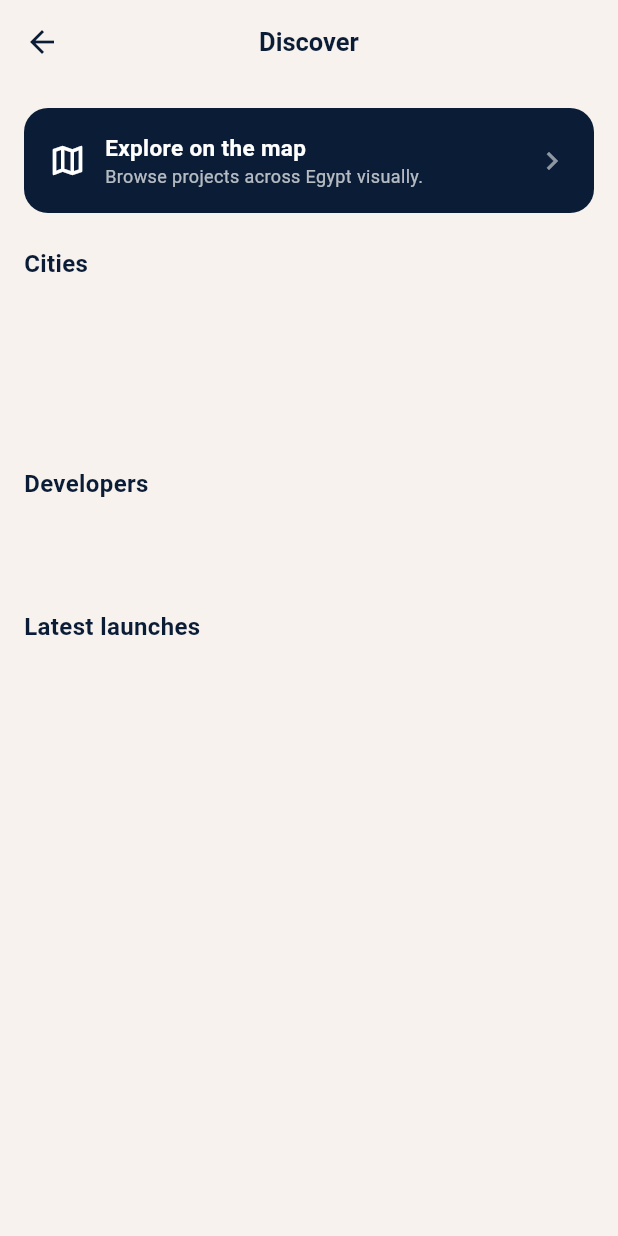
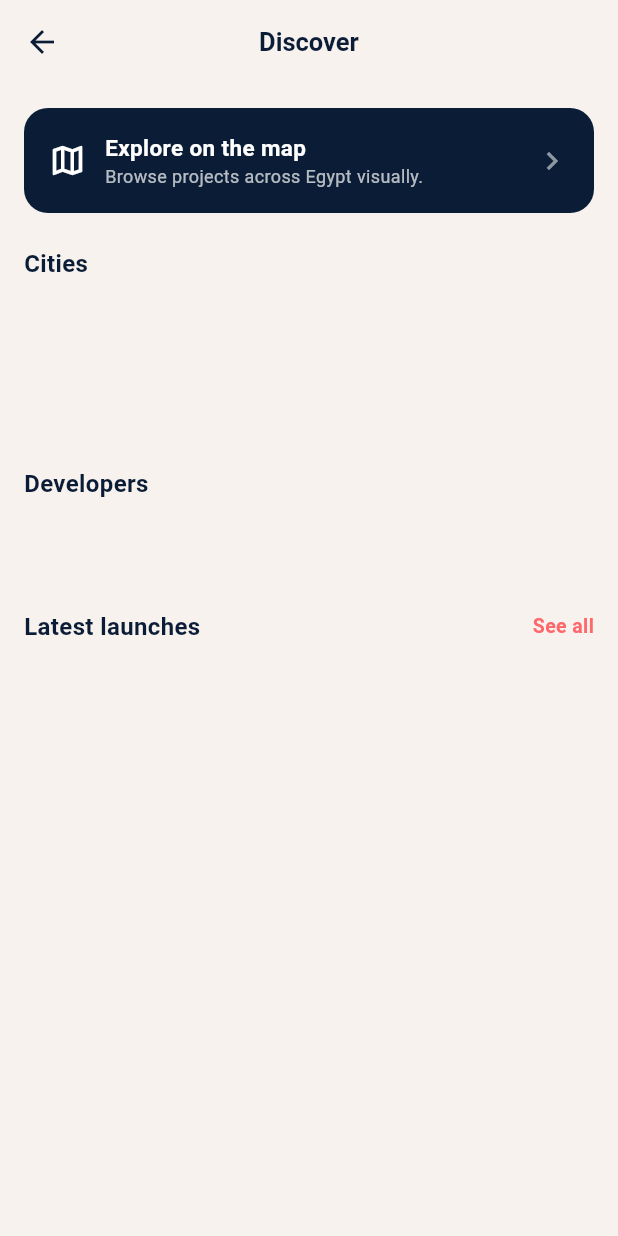
Before and after one commit to alialielkhayat246-a11y/Homzy, a Flutter app: the screen it shows once a user with an empty profile is signed in, item 2 of the bottom bar chosen, after a tap on the "explore" icon, on a phone screen of 412 x 824 dp. Run offline on Flutter 3.47's test engine with Material 3 defaults, Android fonts, the phone set to English and light mode, and no system bars; our stand-ins replace flutter_map, google_fonts, image_picker, latlong2, shared_preferences, supabase_flutter; accounts and stored records are empty; network calls fail; Roboto replaces fonts that are missing (Cairo).

Commit message:
Launches & offers feed: brokers post launches/offers, everyone sees them
- New launches table (RLS: brokers insert, public reads active) + LaunchService.
- Launches & offers screen (feed cards with image, kind badge, details link);
  brokers get an "add launch/offer" form with image upload.
- Discover's launches row now shows the curated feed (falls back to newest
  projects when empty) with a "see all"; also linked from the More menu.

Co-Authored-By: Claude Opus 4.8 <noreply@anthropic.com>

```diff
--- a/mobile/lib/i18n.dart
+++ b/mobile/lib/i18n.dart
@@ -235,6 +235,24 @@ const Map<String, Map<String, String>> _strings = {
   'disc_launches': {'en': 'Latest launches', 'ar': 'أحدث اللانشات'},
   'disc_projects': {'en': 'projects', 'ar': 'مشروع'},
   'disc_units': {'en': 'units', 'ar': 'وحدة'},
+  'see_all': {'en': 'See all', 'ar': 'الكل'},
+
+  // Launches & offers
+  'launches_title': {'en': 'Launches & offers', 'ar': 'لانشات وعروض'},
+  'add_launch': {'en': 'Add launch / offer', 'ar': 'أضف لانش / عرض'},
+  'kind_launch': {'en': 'Launch', 'ar': 'لانش'},
+  'kind_offer': {'en': 'Offer', 'ar': 'عرض'},
+  'launch_title_field': {'en': 'Title', 'ar': 'العنوان'},
+  'launch_developer': {'en': 'Developer', 'ar': 'المطوّر'},
+  'launch_project': {'en': 'Project', 'ar': 'المشروع'},
+  'launch_desc': {'en': 'Details', 'ar': 'التفاصيل'},
+  'launch_link': {'en': 'Link (optional)', 'ar': 'رابط (اختياري)'},
+  'launch_publish': {'en': 'Publish', 'ar': 'نشر'},
+  'view_details': {'en': 'View details', 'ar': 'التفاصيل'},
+  'no_launches': {
+    'en': 'No launches or offers yet.',
+    'ar': 'مفيش لانشات أو عروض لسه.'
+  },
 
   // Valuation
   'val_title': {'en': 'Property valuation', 'ar': 'تقييم عقار'},
--- a/mobile/lib/screens/discover_screen.dart
+++ b/mobile/lib/screens/discover_screen.dart
@@ -2,7 +2,9 @@ import 'package:flutter/material.dart';
 
 import '../i18n.dart';
 import '../services/catalog_service.dart';
+import '../services/launch_service.dart';
 import '../theme.dart';
+import 'launches_screen.dart';
 import 'map_screen.dart';
 import 'project_detail_screen.dart';
 import 'projects_screen.dart';
@@ -19,6 +21,7 @@ class _DiscoverScreenState extends State<DiscoverScreen> {
   List<CityCount> _cities = [];
   List<DeveloperCount> _devs = [];
   List<Project> _launches = [];
+  List<Launch> _feed = [];
 
   @override
   void initState() {
@@ -28,6 +31,9 @@ class _DiscoverScreenState extends State<DiscoverScreen> {
     c.developers().then((v) => mounted ? setState(() => _devs = v) : null);
     c.projects().then((v) =>
         mounted ? setState(() => _launches = v.take(12).toList()) : null);
+    LaunchService.instance
+        .list(limit: 12)
+        .then((v) => mounted ? setState(() => _feed = v) : null);
   }
 
   void _open(Widget s) =>
@@ -98,10 +104,19 @@ class _DiscoverScreenState extends State<DiscoverScreen> {
             ),
           ),
 
-          _sectionTitle(tr('disc_launches')),
+          _sectionTitle(tr('disc_launches'),
+              onSeeAll: () => _open(const LaunchesScreen())),
           SizedBox(
             height: 168,
-            child: ListView.separated(
+            child: _feed.isNotEmpty
+                ? ListView.separated(
+                    scrollDirection: Axis.horizontal,
+                    padding: const EdgeInsets.symmetric(horizontal: 16),
+                    itemCount: _feed.length,
+                    separatorBuilder: (_, __) => const SizedBox(width: 10),
+                    itemBuilder: (context, i) => _feedCard(_feed[i]),
+                  )
+                : ListView.separated(
                     scrollDirection: Axis.horizontal,
                     padding: const EdgeInsets.symmetric(horizontal: 16),
                     itemCount: _launches.length,
@@ -115,10 +130,68 @@ class _DiscoverScreenState extends State<DiscoverScreen> {
     );
   }
 
-  Widget _sectionTitle(String t) => Padding(
+  Widget _sectionTitle(String t, {VoidCallback? onSeeAll}) => Padding(
         padding: const EdgeInsets.fromLTRB(16, 18, 16, 10),
-        child: Text(t,
-            style: const TextStyle(fontWeight: FontWeight.w700, fontSize: 16)),
+        child: Row(
+          mainAxisAlignment: MainAxisAlignment.spaceBetween,
+          children: [
+            Text(t,
+                style:
+                    const TextStyle(fontWeight: FontWeight.w700, fontSize: 16)),
+            if (onSeeAll != null)
+              GestureDetector(
+                onTap: onSeeAll,
+                child: Text(tr('see_all'),
+                    style: const TextStyle(
+                        color: Brand.coral,
+                        fontWeight: FontWeight.w600,
+                        fontSize: 13)),
+              ),
+          ],
+        ),
+      );
+
+  Widget _feedCard(Launch l) => InkWell(
+        borderRadius: BorderRadius.circular(14),
+        onTap: () => _open(const LaunchesScreen()),
+        child: SizedBox(
+          width: 220,
+          child: Column(
+            crossAxisAlignment: CrossAxisAlignment.start,
+            children: [
+              ClipRRect(
+                borderRadius: BorderRadius.circular(14),
+                child: SizedBox(
+                  height: 110,
+                  width: 220,
+                  child: l.imageUrl != null
+                      ? Image.network(l.imageUrl!,
+                          fit: BoxFit.cover,
+                          errorBuilder: (_, __, ___) =>
+                              Container(color: Brand.navy))
+                      : Container(
+                          color: Brand.navy,
+                          alignment: Alignment.center,
+                          child: Text(l.isOffer ? tr('kind_offer') : tr('kind_launch'),
+                              style: const TextStyle(color: Colors.white54))),
+                ),
+              ),
+              const SizedBox(height: 6),
+              Text(l.title,
+                  maxLines: 1,
+                  overflow: TextOverflow.ellipsis,
+                  style: const TextStyle(
+                      fontWeight: FontWeight.w700, fontSize: 13)),
+              Text(
+                  [l.developer, l.area]
+                      .where((e) => e != null && e.isNotEmpty)
+                      .join(' · '),
+                  maxLines: 1,
+                  overflow: TextOverflow.ellipsis,
+                  style: const TextStyle(color: Brand.muted, fontSize: 11)),
+            ],
+          ),
+        ),
       );
 
   Widget _cityCard(CityCount c) => InkWell(
--- a/mobile/lib/screens/more_screen.dart
+++ b/mobile/lib/screens/more_screen.dart
@@ -6,6 +6,7 @@ import '../services/profile_service.dart';
 import '../theme.dart';
 import '../widgets/house_logo.dart';
 import '../widgets/lang_toggle.dart';
+import 'launches_screen.dart';
 import 'messages_screen.dart';
 import 'profile_screen.dart';
 import 'projects_screen.dart';
@@ -97,6 +98,8 @@ class _MoreScreenState extends State<MoreScreen> {
               () => _push(const ProjectsScreen())),
           _tile(Icons.calculate_outlined, tr('menu_valuation'),
               () => _push(const ValuationScreen())),
+          _tile(Icons.campaign_outlined, tr('launches_title'),
+              () => _push(const LaunchesScreen())),
           _languageTile(),
           _tile(Icons.description_outlined, tr('menu_terms'), () {}),
           _tile(Icons.privacy_tip_outlined, tr('menu_privacy'), () {}),
--- /dev/null
+++ b/mobile/lib/services/launch_service.dart
@@ -0,0 +1,106 @@
+import 'dart:typed_data';
+
+import 'package:supabase_flutter/supabase_flutter.dart';
+
+class Launch {
+  Launch({
+    required this.id,
+    required this.kind,
+    required this.title,
+    this.developer,
+    this.project,
+    this.area,
+    this.description,
+    this.imageUrl,
+    this.link,
+    this.createdBy,
+  });
+
+  final String id;
+  final String kind; // launch | offer
+  final String title;
+  final String? developer;
+  final String? project;
+  final String? area;
+  final String? description;
+  final String? imageUrl;
+  final String? link;
+  final String? createdBy;
+
+  bool get isOffer => kind == 'offer';
+
+  factory Launch.fromJson(Map<String, dynamic> j) => Launch(
+        id: '${j['id']}',
+        kind: '${j['kind'] ?? 'launch'}',
+        title: '${j['title'] ?? ''}',
+        developer: j['developer']?.toString(),
+        project: j['project']?.toString(),
+        area: j['area']?.toString(),
+        description: j['description']?.toString(),
+        imageUrl: j['image_url']?.toString(),
+        link: j['link']?.toString(),
+        createdBy: j['created_by']?.toString(),
+      );
+}
+
+/// Curated launches & offers feed (brokers post; everyone reads).
+class LaunchService {
+  LaunchService._();
+  static final LaunchService instance = LaunchService._();
+  SupabaseClient get _db => Supabase.instance.client;
+
+  Future<List<Launch>> list({int limit = 60}) async {
+    final rows = await _db
+        .from('launches')
+        .select()
+        .eq('active', true)
+        .order('created_at', ascending: false)
+        .limit(limit);
+    return (rows as List)
+        .map((r) => Launch.fromJson(r as Map<String, dynamic>))
+        .toList();
+  }
+
+  Future<String> create({
+    required String kind,
+    required String title,
+    String? developer,
+    String? project,
+    String? area,
+    String? description,
+    String? imageUrl,
+    String? link,
+  }) async {
+    final uid = _db.auth.currentUser!.id;
+    final row = await _db.from('launches').insert({
+      'created_by': uid,
+      'kind': kind,
+      'title': title,
+      'developer': developer,
+      'project': project,
+      'area': area,
+      'description': description,
+      'image_url': imageUrl,
+      'link': link,
+    }).select('id').single();
+    return '${row['id']}';
+  }
+
+  Future<void> remove(String id) =>
+      _db.from('launches').delete().eq('id', id);
+
+  /// Upload a launch image (reuses the public 'listings' bucket).
+  Future<String> uploadImage(Uint8List bytes, String ext) async {
+    final uid = _db.auth.currentUser!.id;
+    final path =
+        'launches/$uid/${DateTime.now().millisecondsSinceEpoch}.$ext';
+    await _db.storage.from('listings').uploadBinary(
+          path,
+          bytes,
+          fileOptions: FileOptions(
+              contentType: ext == 'png' ? 'image/png' : 'image/jpeg',
+              upsert: true),
+        );
+    return _db.storage.from('listings').getPublicUrl(path);
+  }
+}
```
Also changed, not shown: mobile/lib/screens/launches_screen.dart (added, +333 -0 lines), 1 other file. Lines whose indentation alone changed are shown as unchanged.
